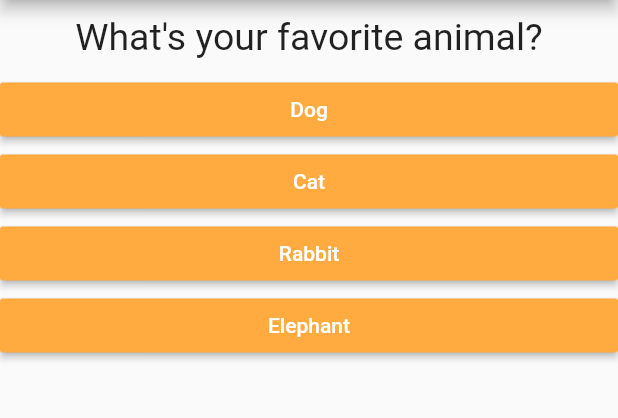
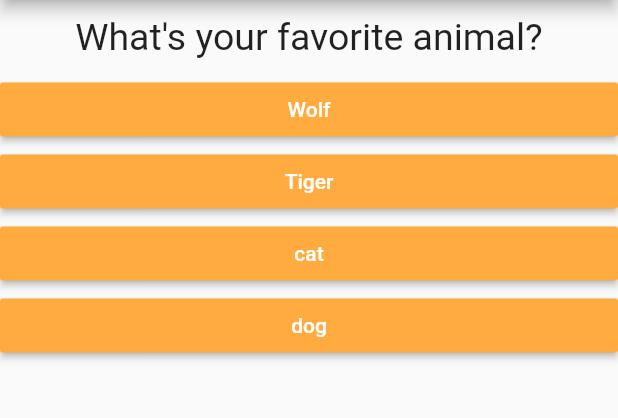
Before and after one commit to hyemin085/study_flutter, a Flutter app: the screen it shows after launch, after a tap on "Black", on a phone screen of 412 x 824 dp, the part 84-502 px from its top. Run offline on Flutter 3.47's test engine with Material 2 defaults, Android fonts, the phone set to English and light mode, and no system bars.

Commit message:
[feat] quiz 점수 설정 완료. 결과 출력 후 다시하기 버튼 추가

```diff
--- a/lib/main.dart
+++ b/lib/main.dart
@@ -1,6 +1,6 @@
 import 'package:flutter/material.dart';
-import './question.dart';
-import './answer.dart';
+import './quiz.dart';
+import './result.dart';
 
 // void main() {
 //   runApp(MyApp());
@@ -17,47 +17,80 @@ class MyApp extends StatefulWidget {
 }
 
 class _MyAppState extends State<MyApp> {
+  final _questions = const [
+    {
+      'questionText': 'What\'s your favorite color?',
+      'answers': [
+        {'text': 'Black', 'score': 10},
+        {'text': 'Red', 'score': 6},
+        {'text': 'Green', 'score': 3},
+        {'text': 'White', 'score': 1}
+      ],
+    },
+    {
+      'questionText': 'What\'s your favorite animal?',
+      'answers': [
+        {'text': 'Wolf', 'score': 10},
+        {'text': 'Tiger', 'score': 6},
+        {'text': 'cat', 'score': 3},
+        {'text': 'dog', 'score': 1},
+      ],
+    },
+    {
+      'questionText': 'What\'s your favorite hobby?',
+      'answers': [
+        {'text': 'game', 'score': 10},
+        {'text': 'exercise', 'score': 1},
+        {'text': 'cook', 'score': 3},
+        {'text': 'book', 'score': 6},
+      ],
+    },
+  ];
+
   var _questionIndex = 0;
+  var _totalScore = 0;
 
-  void _answerQuestion() {
+  void _resetQuiz() {
+    setState(() {
+      _questionIndex = 0;
+      _totalScore = 0;
+    });
+  }
+
+  void _answerQuestion(int score) {
+    _totalScore += score;
     setState(() {
       _questionIndex = _questionIndex + 1;
     });
     print(_questionIndex);
+    if (_questionIndex < _questions.length) {
+      print('We have more questions!');
+    } else {
+      print('No more questions!');
+    }
   }
 
   @override //데코레이터
   Widget build(BuildContext context) {
-    var questions = [
-      {
-        'questionText': 'What\'s your favorite color?',
-        'answers': ['Black', 'Red', 'Green', 'White'],
-      },
-      {
-        'questionText': 'What\'s your favorite animal?',
-        'answers': ['Dog', 'Cat', 'Rabbit', 'Elephant'],
-      },
-      {
-        'questionText': 'What\'s your favorite hobby?',
-        'answers': ['Game', 'Sing', 'Exercise', 'Sleep'],
-      },
-    ];
+    var dummy = ['Hello'];
+    dummy.add('Hyemgu');
+    print(dummy);
+
+    dummy = [];
+    //questions = []; 위 questions을 const로 지정했기 때문에 작동하지 않는다 var로 해놓을 경우 가능하다.
+    //초기값이 변경되지 않을경우는 final로 지정함.
     return MaterialApp(
       home: Scaffold(
         appBar: AppBar(
           title: Text('My first App'),
         ),
-        body: Column(
-          children: [
-            Question(
-              questions[_questionIndex]['questionText'],
-            ),
-            ...(questions[_questionIndex]['answers'] as List<String>)
-                .map((answer) {
-              return Answer(_answerQuestion, answer);
-            }).toList()
-          ],
-        ),
+        body: _questionIndex < _questions.length
+            ? Quiz(
+                answerQuestion: _answerQuestion,
+                questionIndex: _questionIndex,
+                questions: _questions,
+              )
+            : Result(_totalScore, _resetQuiz),
       ),
     );
   }
--- /dev/null
+++ b/lib/quiz.dart
@@ -0,0 +1,31 @@
+import 'package:flutter/material.dart';
+
+import './question.dart';
+import './answer.dart';
+
+class Quiz extends StatelessWidget {
+  final List<Map<String, Object>> questions;
+  final int questionIndex;
+  final Function answerQuestion;
+
+  Quiz(
+      {@required this.questions,
+      @required this.answerQuestion,
+      @required this.questionIndex});
+
+  @override
+  Widget build(BuildContext context) {
+    return Column(
+      children: [
+        Question(
+          questions[questionIndex]['questionText'] as String,
+        ),
+        ...(questions[questionIndex]['answers'] as List<Map<String, Object>>)
+            .map((answer) {
+          return Answer(() => answerQuestion(answer['score']), answer['text'] as String);
+        }).toList()
+      ],
+    );
+    return Container();
+  }
+}
```
Also changed, not shown: lib/result.dart (added, +38 -0 lines).
